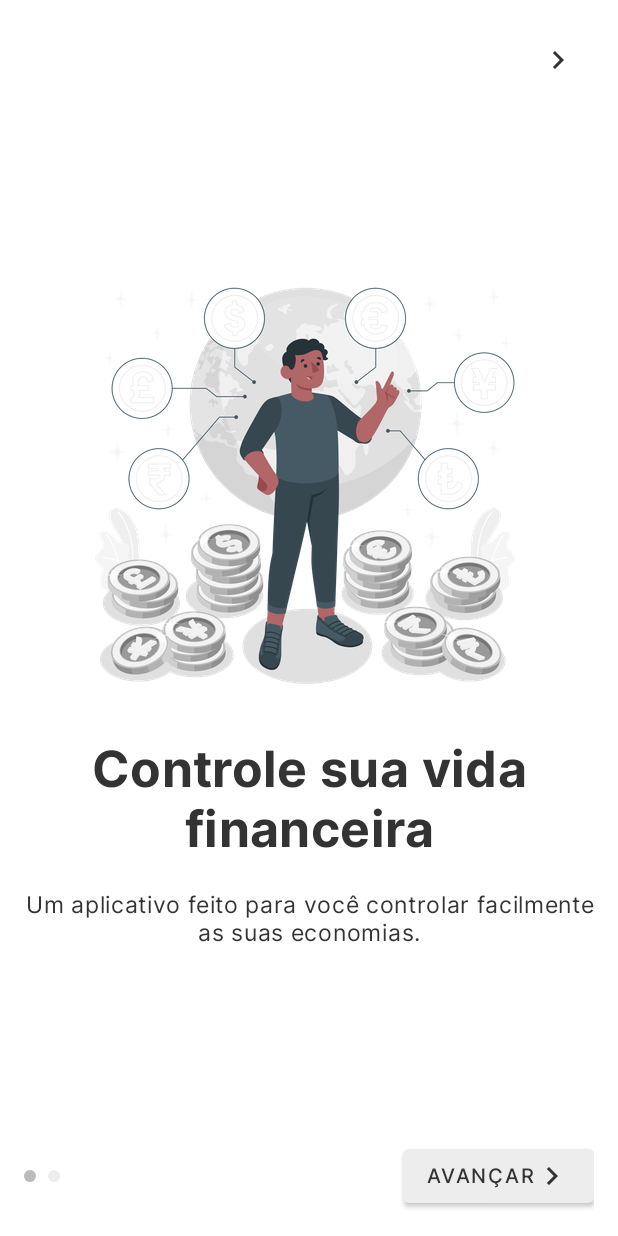
After one commit to arturbruno17/Confinance, an Android app: the layout fragment_learning_screen1.xml on its own in the app's theme, with its tools: preview values and no code run, on a phone screen of 412 x 824 dp. The commit adds this screen. Run offline under Robolectric (Android 15) with nearby library versions, the phone set to English and light mode, and no system bars.

Commit message:
feat(ui): Create the fragments screens to add them to ViewPager2

```diff
--- a/app/src/main/AndroidManifest.xml
+++ b/app/src/main/AndroidManifest.xml
@@ -10,7 +10,7 @@
         android:supportsRtl="true"
         android:theme="@style/Theme.Confinance">
         <activity
-            android:name=".MainActivity"
+            android:name=".views.learning.LearningActivity"
             android:exported="true">
             <intent-filter>
                 <action android:name="android.intent.action.MAIN" />
--- /dev/null
+++ b/app/src/main/res/drawable/circle.xml
@@ -0,0 +1,6 @@
+<?xml version="1.0" encoding="utf-8"?>
+<shape xmlns:android="http://schemas.android.com/apk/res/android"
+    android:shape="oval">
+    <solid
+        android:color="@color/gray" />
+</shape>
--- /dev/null
+++ b/app/src/main/res/drawable/ic_baseline_keyboard_arrow_right_24.xml
@@ -0,0 +1,10 @@
+<vector xmlns:android="http://schemas.android.com/apk/res/android"
+    android:width="24dp"
+    android:height="24dp"
+    android:viewportWidth="24"
+    android:viewportHeight="24"
+    android:tint="?attr/colorControlNormal">
+  <path
+      android:fillColor="@android:color/white"
+      android:pathData="M8.59,16.59L13.17,12 8.59,7.41 10,6l6,6 -6,6 -1.41,-1.41z"/>
+</vector>
--- /dev/null
+++ b/app/src/main/res/layout/fragment_learning_screen1.xml
@@ -0,0 +1,90 @@
+<?xml version="1.0" encoding="utf-8"?>
+<layout>
+
+    <androidx.constraintlayout.widget.ConstraintLayout xmlns:android="http://schemas.android.com/apk/res/android"
+        xmlns:app="http://schemas.android.com/apk/res-auto"
+        xmlns:tools="http://schemas.android.com/tools"
+        android:layout_width="match_parent"
+        android:layout_height="match_parent"
+        android:orientation="vertical"
+        android:padding="16dp"
+        tools:context=".views.learning.LearningScreen1Fragment">
+
+        <ImageButton
+            android:id="@+id/skip"
+            android:layout_width="wrap_content"
+            android:layout_height="wrap_content"
+            android:backgroundTint="#FFFFFFFF"
+            android:contentDescription="@string/skip_to_dashboard"
+            android:minHeight="48dp"
+            app:layout_constraintEnd_toEndOf="parent"
+            app:layout_constraintTop_toTopOf="parent"
+            app:srcCompat="@drawable/ic_baseline_keyboard_arrow_right_24"
+            app:tint="@color/black_text" />
+
+        <LinearLayout
+            android:layout_width="wrap_content"
+            android:layout_height="wrap_content"
+            android:orientation="vertical"
+            app:layout_constraintBottom_toBottomOf="parent"
+            app:layout_constraintEnd_toEndOf="parent"
+            app:layout_constraintStart_toStartOf="parent"
+            app:layout_constraintTop_toTopOf="parent">
+
+            <ImageView
+                android:layout_width="match_parent"
+                android:layout_height="wrap_content"
+                android:importantForAccessibility="no"
+                app:srcCompat="@drawable/amico" />
+
+            <TextView
+                style="@style/TextAppearance.Confinance.Headline4"
+                android:layout_width="match_parent"
+                android:layout_height="wrap_content"
+                android:layout_marginTop="32dp"
+                android:text="@string/control_your_life"
+                android:textAlignment="center" />
+
+            <TextView
+                style="@style/TextAppearance.Confinance.Body1"
+                android:layout_width="match_parent"
+                android:layout_height="wrap_content"
+                android:layout_marginTop="16dp"
+                android:text="@string/learning_body1_string"
+                android:textAlignment="center" />
+
+        </LinearLayout>
+
+        <LinearLayout
+            android:layout_width="wrap_content"
+            android:layout_height="wrap_content"
+            app:layout_constraintBottom_toBottomOf="@id/go_forward"
+            app:layout_constraintStart_toStartOf="parent"
+            app:layout_constraintTop_toTopOf="@id/go_forward">
+
+            <View
+                android:layout_width="8dp"
+                android:layout_height="8dp"
+                android:background="@drawable/circle"
+                android:backgroundTint="@color/dark_gray" />
+
+            <View
+                android:layout_width="8dp"
+                android:layout_height="8dp"
+                android:layout_marginStart="8dp"
+                android:background="@drawable/circle" />
+        </LinearLayout>
+
+        <Button
+            android:id="@+id/go_forward"
+            style="@style/Widget.Confinance.Button.Icon"
+            android:layout_width="wrap_content"
+            android:layout_height="wrap_content"
+            android:layout_gravity="end"
+            android:text="@string/go_forward"
+            app:icon="@drawable/ic_baseline_keyboard_arrow_right_24"
+            app:layout_constraintBottom_toBottomOf="parent"
+            app:layout_constraintEnd_toEndOf="parent" />
+
+    </androidx.constraintlayout.widget.ConstraintLayout>
+</layout>
--- a/app/src/main/res/values/strings.xml
+++ b/app/src/main/res/values/strings.xml
@@ -1,3 +1,10 @@
 <resources>
     <string name="app_name">Confinance</string>
+    <string name="control_your_life">Controle sua vida financeira</string>
+    <string name="learning_body1_string">Um aplicativo feito para você controlar facilmente as suas economias.</string>
+    <string name="go_forward">Avançar</string>
+    <string name="skip_to_dashboard">Pular para o painel</string>
+    <string name="create_wallets">Crie carteiras</string>
+    <string name="learning_body2_string">Cadastre seus cartões ou contas de banco para monitorá-las quando quiser!</string>
+    <string name="start">Começar</string>
 </resources>
```
Also changed, not shown: app/src/main/res/layout/activity_learning.xml (added, +16 -0 lines), app/src/main/res/layout/activity_main.xml (deleted, +0 -18 lines), app/src/main/res/layout/fragment_learning_screen2.xml (added, +78 -0 lines), app/src/main/res/drawable-hdpi/amico.png (added), app/src/main/res/drawable-hdpi/cards.png (added), app/src/main/res/drawable-ldpi/amico.png (added), app/src/main/res/drawable-ldpi/cards.png (added), app/src/main/res/drawable-mdpi/amico.png (added), app/src/main/res/drawable-mdpi/cards.png (added), app/src/main/res/drawable-xhdpi/amico.png (added), app/src/main/res/drawable-xhdpi/cards.png (added), app/src/main/res/drawable-xxhdpi/amico.png (added), app/src/main/res/drawable-xxhdpi/cards.png (added), app/src/main/res/drawable-xxxhdpi/amico.png (added), 1 more files.
